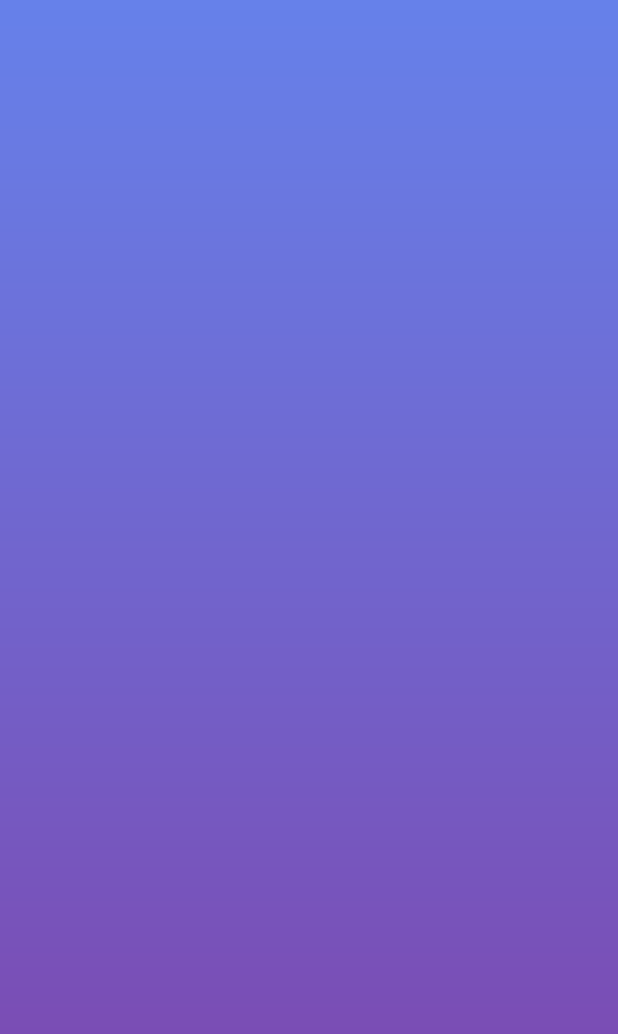
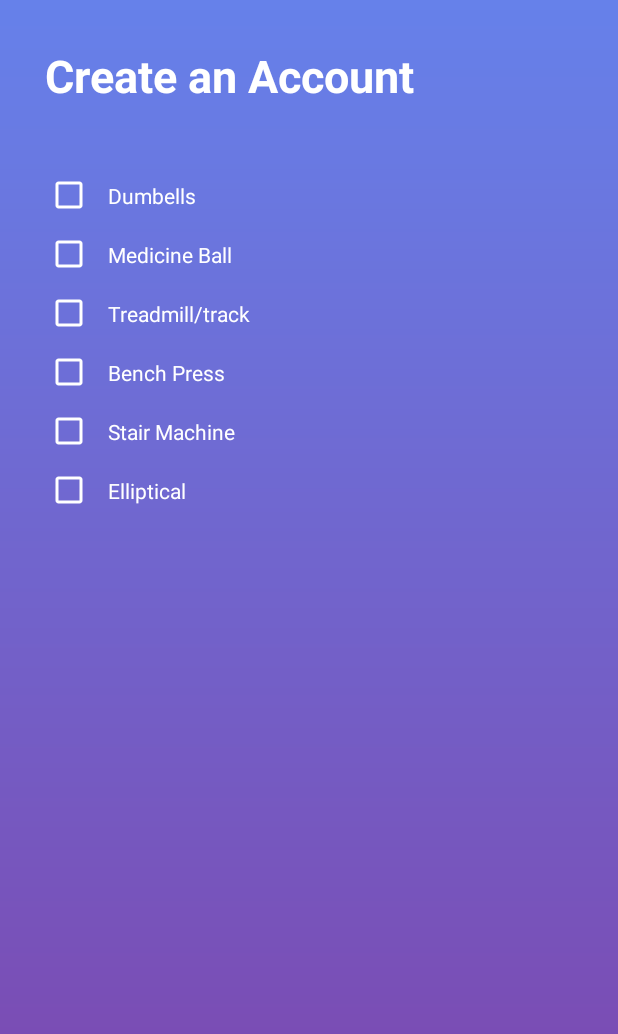
Before and after one commit to VP-Technologies/vp-fitness-app-android, an Android app: the layout tab8.xml on its own in the app's theme, with its tools: preview values and no code run, on a phone screen of 412 x 824 dp. Shown: the top 1034 px of the screen. Run offline under Robolectric (Android 15) with nearby library versions, the phone set to English and light mode, and no system bars.

Commit message:
Added checkboxes to 8th fragment

```diff
--- a/VP-fitness-frontend/app/src/main/res/layout/tab3.xml
+++ b/VP-fitness-frontend/app/src/main/res/layout/tab3.xml
@@ -18,7 +18,7 @@
         <LinearLayout
             android:layout_width="fill_parent"
             android:layout_height="wrap_content"
-            android:gravity="center"
+            android:gravity="left"
             android:orientation="vertical">
 
             <TextView
@@ -27,7 +27,7 @@
                 android:layout_marginBottom="40dp"
                 android:text="Create an Account"
                 android:textColor="@android:color/white"
-                android:textSize="32sp"
+                android:textSize="30sp"
                 android:textStyle="bold" />
 
             <com.rengwuxian.materialedittext.MaterialEditText
--- a/VP-fitness-frontend/app/src/main/res/layout/tab6.xml
+++ b/VP-fitness-frontend/app/src/main/res/layout/tab6.xml
@@ -4,6 +4,26 @@
     android:orientation="vertical"
     android:layout_width="match_parent"
     android:layout_height="match_parent"
+    android:gravity="center"
     android:background="@drawable/gradient">
 
+    <LinearLayout
+        android:layout_width="match_parent"
+        android:layout_height="wrap_content"
+        android:gravity="center"
+        android:orientation="vertical"
+        android:padding="30dp">
+
+        <Button
+            android:layout_width="wrap_content"
+            android:layout_height="wrap_content"
+            android:text="Hello" />
+
+        <Button
+            android:layout_width="wrap_content"
+            android:layout_height="wrap_content"
+            android:text="Hello" />
+
+    </LinearLayout>
+
 </LinearLayout>
--- a/VP-fitness-frontend/app/src/main/res/layout/tab8.xml
+++ b/VP-fitness-frontend/app/src/main/res/layout/tab8.xml
@@ -6,4 +6,82 @@
     android:layout_height="match_parent"
     android:background="@drawable/gradient">
 
+    <LinearLayout
+        android:layout_width="match_parent"
+        android:layout_height="wrap_content"
+        android:gravity="center"
+        android:orientation="vertical"
+        android:padding="30dp">
+
+        <LinearLayout
+            android:layout_width="fill_parent"
+            android:layout_height="wrap_content"
+            android:gravity="left"
+            android:orientation="vertical">
+
+            <TextView
+                android:layout_width="wrap_content"
+                android:layout_height="wrap_content"
+                android:layout_marginBottom="40dp"
+                android:text="Create an Account"
+                android:textColor="@android:color/white"
+                android:textSize="30sp"
+                android:textStyle="bold" />
+
+            <CheckBox android:id="@+id/medicineball"
+                android:layout_width="wrap_content"
+                android:layout_height="wrap_content"
+                android:text="Dumbells"
+                android:textColor="@android:color/white"
+                android:padding="10dp"
+                android:onClick="onCheckboxClicked"
+                android:buttonTint="@android:color/white"/>
+
+            <CheckBox android:id="@+id/treadmill"
+                android:layout_width="wrap_content"
+                android:layout_height="wrap_content"
+                android:text="Medicine Ball"
+                android:textColor="@android:color/white"
+                android:padding="10dp"
+                android:onClick="onCheckboxClicked"
+                android:buttonTint="@android:color/white"/>
+
+            <CheckBox android:id="@+id/pullupbar"
+                android:layout_width="wrap_content"
+                android:layout_height="wrap_content"
+                android:text="Treadmill/track"
+                android:textColor="@android:color/white"
+                android:padding="10dp"
+                android:onClick="onCheckboxClicked"
+                android:buttonTint="@android:color/white"/>
+
+            <CheckBox android:id="@+id/benchpress"
+                android:layout_width="wrap_content"
+                android:layout_height="wrap_content"
+                android:text="Bench Press"
+                android:textColor="@android:color/white"
+                android:padding="10dp"
+                android:onClick="onCheckboxClicked"
+                android:buttonTint="@android:color/white"/>
+
+            <CheckBox android:id="@+id/stairmachine"
+                android:layout_width="wrap_content"
+                android:layout_height="wrap_content"
+                android:text="Stair Machine"
+                android:textColor="@android:color/white"
+                android:padding="10dp"
+                android:onClick="onCheckboxClicked"
+                android:buttonTint="@android:color/white"/>
+
+            <CheckBox android:id="@+id/elliptical"
+                android:layout_width="wrap_content"
+                android:layout_height="wrap_content"
+                android:text="Elliptical"
+                android:textColor="@android:color/white"
+                android:padding="10dp"
+                android:onClick="onCheckboxClicked"
+                android:buttonTint="@android:color/white"/>
+
+        </LinearLayout>
+    </LinearLayout>
 </LinearLayout>
```
